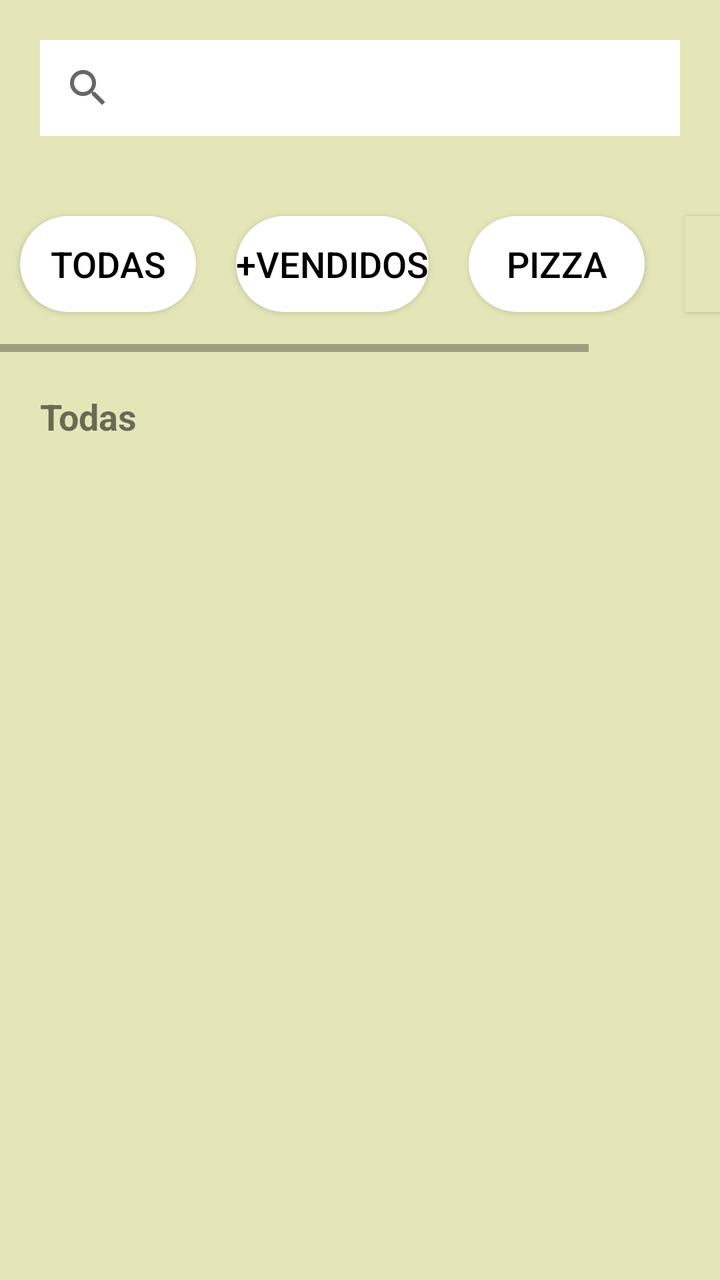
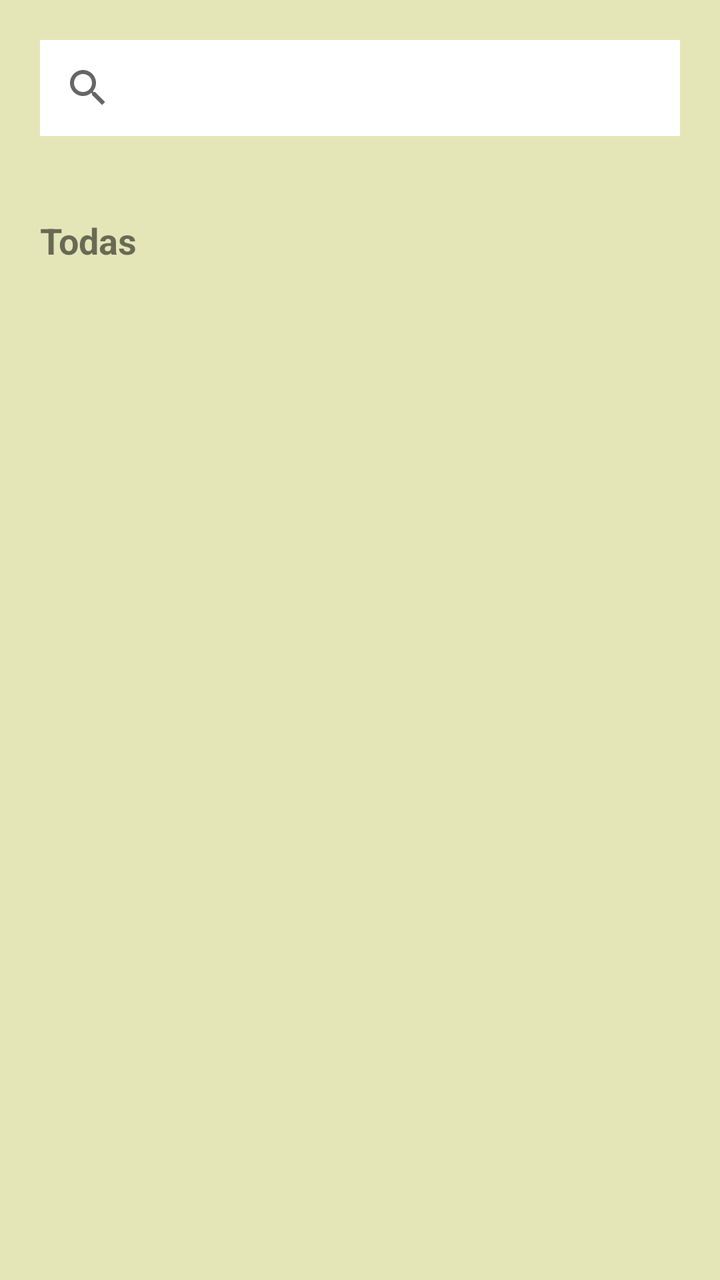

Compare the two renders of this Android layout. The source of the first and the diff that turns it into the second are given below.
<!-- AndroidManifest.xml: application theme Theme.AppDePizzaria -->
<!-- res/layout/activity_main.xml -->
<?xml version="1.0" encoding="utf-8"?>
<LinearLayout
    xmlns:android="http://schemas.android.com/apk/res/android"
    xmlns:app="http://schemas.android.com/apk/res-auto"
    xmlns:tools="http://schemas.android.com/tools"
    android:layout_width="match_parent"
    android:layout_height="match_parent"
    android:orientation="vertical"
    android:background="@color/tela"
    tools:context=".MainActivity"
    >

    <androidx.appcompat.widget.SearchView
        android:layout_width="match_parent"
        android:layout_height="wrap_content"
        android:queryHint="Search"
        android:background="@color/white"
        android:layout_margin="20dp"
        />

    <LinearLayout
        android:layout_width="match_parent"
        android:layout_height="wrap_content"
        android:orientation="vertical">

        <HorizontalScrollView
            android:layout_width="match_parent"
            android:layout_height="match_parent"
            android:fillViewport="true"
            tools:ignore="UselessParent">
            <LinearLayout
                android:layout_width="match_parent"
                android:layout_height="wrap_content"
                android:orientation="horizontal"
                >

                <androidx.appcompat.widget.AppCompatButton
                    android:id="@+id/btnTodas"
                    android:layout_width="wrap_content"
                    android:layout_height="wrap_content"
                    android:text="Todas"
                    android:textColor="@color/black"
                    android:textSize="18sp"
                    android:background="@drawable/bg_button_disabled"
                    android:layout_marginTop="20dp"
                    android:layout_marginHorizontal="10dp"
                    android:layout_marginBottom="20dp"/>

                <androidx.appcompat.widget.AppCompatButton
                    android:id="@+id/btnFrango"
                    android:layout_width="wrap_content"
                    android:layout_height="wrap_content"
                    android:text="+Vendidos"
                    android:textColor="@color/black"
                    android:textSize="18sp"
                    android:background="@drawable/bg_button_disabled"
                    android:layout_marginTop="20dp"
                    android:layout_marginHorizontal="10dp"
                    android:layout_marginBottom="20dp"/>

                <androidx.appcompat.widget.AppCompatButton
                    android:id="@+id/btnPizza"
                    android:layout_width="wrap_content"
                    android:layout_height="wrap_content"
                    android:text="Pizza"
                    android:textColor="@color/black"
                    android:textSize="18sp"
                    android:background="@drawable/bg_button_disabled"
                    android:layout_marginTop="20dp"
                    android:layout_marginHorizontal="10dp"
                    android:layout_marginBottom="20dp"/>

                <androidx.appcompat.widget.AppCompatButton
                    android:id="@+id/btnEsfiha"
                    android:layout_width="wrap_content"
                    android:layout_height="wrap_content"

                    android:textColor="@color/black"
                    android:textSize="18sp"
                    android:background="@color/tela"
                    android:layout_marginTop="20dp"
                    android:layout_marginHorizontal="10dp"
                    android:layout_marginBottom="20dp"/>
            </LinearLayout>
        </HorizontalScrollView>

    </LinearLayout>

    <TextView
        android:id="@+id/txtTitulo"
        android:layout_width="match_parent"
        android:layout_height="wrap_content"
        android:text="Todas"
        android:textSize="18sp"
        android:textStyle="bold"
        android:layout_margin="20dp"/>

    <androidx.recyclerview.widget.RecyclerView
        android:id="@+id/recyclerViewProducts"
        android:layout_width="match_parent"
        android:layout_height="wrap_content"
        android:visibility="invisible"
        />
</LinearLayout>
<!-- resources referenced by this layout -->
<resources>
  <color name="black">#FF000000</color>
  <color name="tela">#e5e6b8</color>
  <color name="white">#FFFFFFFF</color>
  <!-- drawable bg_button_disabled (drawable) -->
  <?xml version="1.0" encoding="utf-8"?>
  <shape xmlns:android="http://schemas.android.com/apk/res/android"
      android:shape="rectangle">
  
      <solid android:color="@color/white" />
      <corners android:radius="30dp" />
  
  </shape>
  <style name="Theme.AppDePizzaria" parent="Base.Theme.AppDePizzaria" />
  <style name="Base.Theme.AppDePizzaria" parent="Theme.MaterialComponents.DayNight.DarkActionBar">
          
          
          <item name="colorSecondaryVariant">@color/red</item>
          <item name="colorSecondary">@color/orange</item>
      </style>
  <color name="red">#FF1744</color>
  <color name="orange">#f2502c</color>
</resources>

<!-- the commit's change to res/layout/activity_main.xml (unified diff, before → after) -->
@@ -11,6 +11,7 @@
     >
 
     <androidx.appcompat.widget.SearchView
+        android:id="@+id/searchViewProducts"
         android:layout_width="match_parent"
         android:layout_height="wrap_content"
         android:queryHint="Search"
@@ -34,53 +35,11 @@
                 android:orientation="horizontal"
                 >
 
-                <androidx.appcompat.widget.AppCompatButton
-                    android:id="@+id/btnTodas"
-                    android:layout_width="wrap_content"
-                    android:layout_height="wrap_content"
-                    android:text="Todas"
-                    android:textColor="@color/black"
-                    android:textSize="18sp"
-                    android:background="@drawable/bg_button_disabled"
-                    android:layout_marginTop="20dp"
-                    android:layout_marginHorizontal="10dp"
-                    android:layout_marginBottom="20dp"/>
 
-                <androidx.appcompat.widget.AppCompatButton
-                    android:id="@+id/btnFrango"
-                    android:layout_width="wrap_content"
-                    android:layout_height="wrap_content"
-                    android:text="+Vendidos"
-                    android:textColor="@color/black"
-                    android:textSize="18sp"
-                    android:background="@drawable/bg_button_disabled"
-                    android:layout_marginTop="20dp"
-                    android:layout_marginHorizontal="10dp"
-                    android:layout_marginBottom="20dp"/>
 
-                <androidx.appcompat.widget.AppCompatButton
-                    android:id="@+id/btnPizza"
-                    android:layout_width="wrap_content"
-                    android:layout_height="wrap_content"
-                    android:text="Pizza"
-                    android:textColor="@color/black"
-                    android:textSize="18sp"
-                    android:background="@drawable/bg_button_disabled"
-                    android:layout_marginTop="20dp"
-                    android:layout_marginHorizontal="10dp"
-                    android:layout_marginBottom="20dp"/>
 
-                <androidx.appcompat.widget.AppCompatButton
-                    android:id="@+id/btnEsfiha"
-                    android:layout_width="wrap_content"
-                    android:layout_height="wrap_content"
 
-                    android:textColor="@color/black"
-                    android:textSize="18sp"
-                    android:background="@color/tela"
-                    android:layout_marginTop="20dp"
-                    android:layout_marginHorizontal="10dp"
-                    android:layout_marginBottom="20dp"/>
+
             </LinearLayout>
         </HorizontalScrollView>
 
<!-- resource entries referenced after the edit -->
@@ -1,17 +1,7 @@
 <!-- resources referenced by this layout -->
 <resources>
-  <color name="black">#FF000000</color>
   <color name="tela">#e5e6b8</color>
   <color name="white">#FFFFFFFF</color>
-  <!-- drawable bg_button_disabled (drawable) -->
-  <?xml version="1.0" encoding="utf-8"?>
-  <shape xmlns:android="http://schemas.android.com/apk/res/android"
-      android:shape="rectangle">
-  
-      <solid android:color="@color/white" />
-      <corners android:radius="30dp" />
-  
-  </shape>
   <style name="Theme.AppDePizzaria" parent="Base.Theme.AppDePizzaria" />
   <style name="Base.Theme.AppDePizzaria" parent="Theme.MaterialComponents.DayNight.DarkActionBar">
           
